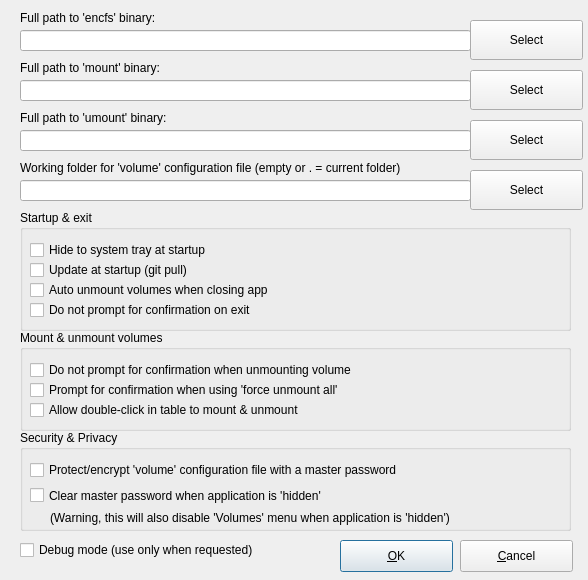
Above: encfsgui_settings.ui from corelan/pyencfsgui before the change. Below: the same form after it.
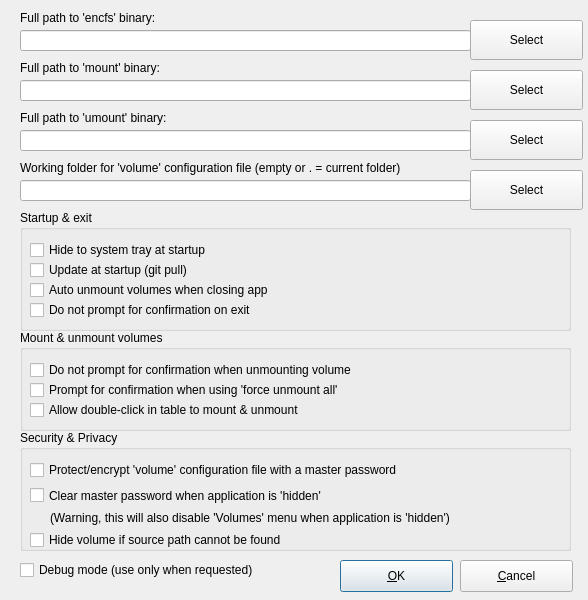
That is the form after the change.

What changed in the file:
```diff
--- a/encfsgui_settings.ui
+++ b/encfsgui_settings.ui
@@ -10,7 +10,7 @@
     <x>0</x>
     <y>0</y>
     <width>588</width>
-    <height>580</height>
+    <height>600</height>
    </rect>
   </property>
   <property name="sizePolicy">
@@ -22,13 +22,13 @@
   <property name="minimumSize">
    <size>
     <width>588</width>
-    <height>580</height>
+    <height>600</height>
    </size>
   </property>
   <property name="maximumSize">
    <size>
     <width>588</width>
-    <height>580</height>
+    <height>600</height>
    </size>
   </property>
   <property name="baseSize">
@@ -50,7 +50,7 @@
    <property name="geometry">
     <rect>
      <x>340</x>
-     <y>540</y>
+     <y>560</y>
      <width>113</width>
      <height>32</height>
     </rect>
@@ -63,7 +63,7 @@
    <property name="geometry">
     <rect>
      <x>460</x>
-     <y>540</y>
+     <y>560</y>
      <width>113</width>
      <height>32</height>
     </rect>
@@ -226,7 +226,7 @@
    <property name="geometry">
     <rect>
      <x>20</x>
-     <y>540</y>
+     <y>560</y>
      <width>291</width>
      <height>20</height>
     </rect>
@@ -361,7 +361,7 @@
      <x>20</x>
      <y>430</y>
      <width>551</width>
-     <height>101</height>
+     <height>121</height>
     </rect>
    </property>
    <property name="title">
@@ -406,6 +406,19 @@
      <string>(Warning, this will also disable 'Volumes' menu when application is 'hidden')</string>
     </property>
    </widget>
+   <widget class="QCheckBox" name="chk_hidevolumenotfound">
+    <property name="geometry">
+     <rect>
+      <x>10</x>
+      <y>100</y>
+      <width>451</width>
+      <height>20</height>
+     </rect>
+    </property>
+    <property name="text">
+     <string>Hide volume if source path cannot be found</string>
+    </property>
+   </widget>
   </widget>
  </widget>
  <resources/>
```
Left out of the diff: 2 changed lines with no effect on the pictures.
